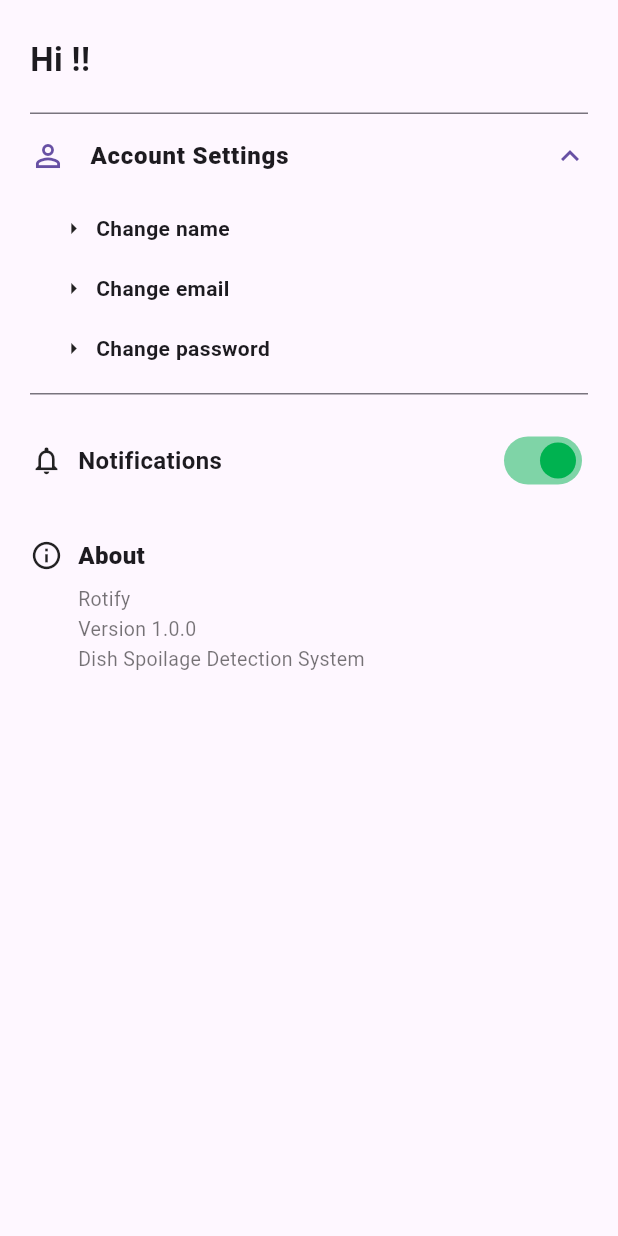
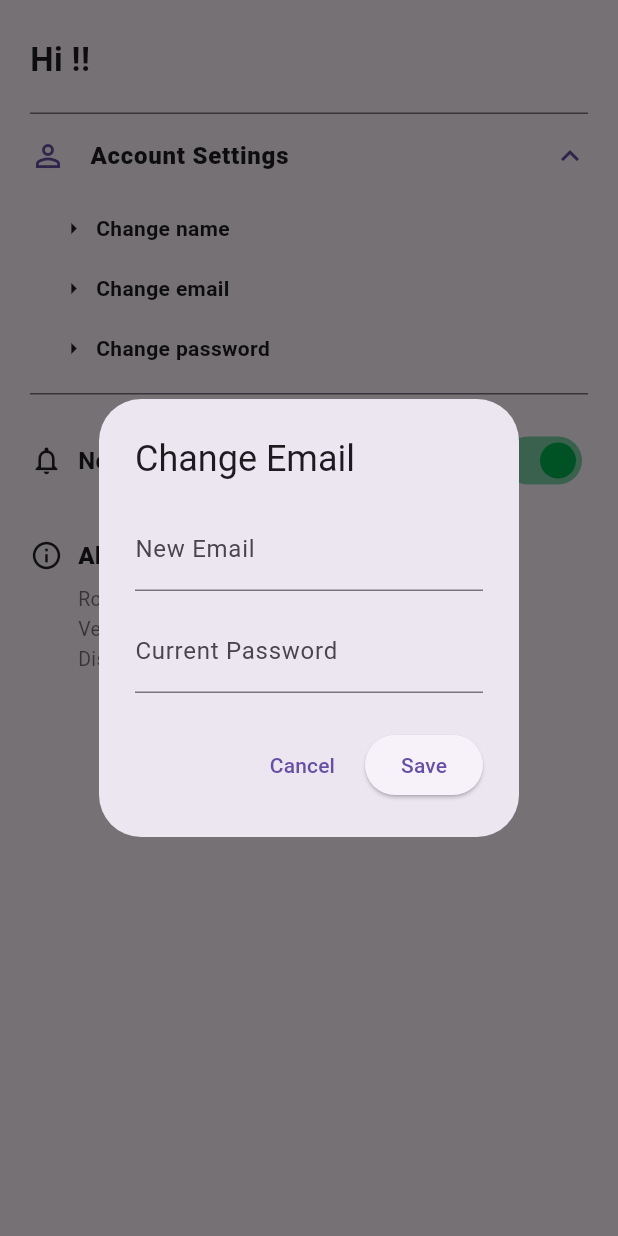
Before and after one commit to totaaa654/thesisRotify, a Flutter app: the SettingsPage widget shown alone on an empty page, opened directly, after a tap on "Account Settings", after a tap on "Change email", on a phone screen of 412 x 824 dp. Run offline on Flutter 3.47's test engine with Material 3 defaults, Android fonts, the phone set to English and light mode, and no system bars; our stand-ins replace cloud_firestore, firebase_auth, firebase_core; accounts and stored records are empty; network calls fail.

Commit message:
Added change email and fixed the firebase database for signup

```diff
--- a/lib/services/database_service.dart
+++ b/lib/services/database_service.dart
@@ -4,7 +4,7 @@ import 'package:cloud_firestore/cloud_firestore.dart';
 class DatabaseService {
   final FirebaseFirestore _db = FirebaseFirestore.instance;
 
-  /// ================= CREATE USER =================
+  // ================= CREATE USER =================
   /// Save user info after signup
   Future<void> createUser({
     required String firstName,
@@ -14,7 +14,6 @@ class DatabaseService {
   }) async {
     try {
       final uid = FirebaseAuth.instance.currentUser!.uid;
-
       await _db.collection('users').doc(uid).set({
         'firstName': firstName,
         'middleName': middleName ?? '',
@@ -23,21 +22,18 @@ class DatabaseService {
         'createdAt': FieldValue.serverTimestamp(),
       });
     } catch (e) {
-      // Throw the error so the signup handler can catch it
       throw 'Failed to create user: $e';
     }
   }
 
-  /// ================= GET FIRST NAME =================
+  // ================= GET FIRST NAME =================
   /// Fetch first name for greeting
   Future<String> getFirstName() async {
     final uid = FirebaseAuth.instance.currentUser?.uid;
     if (uid == null) return 'User';
-
     try {
       final doc = await _db.collection('users').doc(uid).get();
       if (!doc.exists) return 'User';
-
       final data = doc.data()!;
       return data['firstName'] ?? 'User';
     } catch (e) {
@@ -45,12 +41,13 @@ class DatabaseService {
     }
   }
 
-  /// ================= UPDATE USER =================
-  /// Update first name, middle name, or last name later
+  // ================= UPDATE USER =================
+  /// Update first name, middle name, last name, or email
   Future<void> updateUser({
     String? firstName,
     String? middleName,
     String? lastName,
+    String? email, // <-- added email
   }) async {
     final uid = FirebaseAuth.instance.currentUser!.uid;
     final Map<String, dynamic> updateData = {};
@@ -58,6 +55,7 @@ class DatabaseService {
     if (firstName != null) updateData['firstName'] = firstName;
     if (middleName != null) updateData['middleName'] = middleName;
     if (lastName != null) updateData['lastName'] = lastName;
+    if (email != null) updateData['email'] = email; // <-- update email
 
     if (updateData.isNotEmpty) {
       try {
--- a/lib/settings.dart
+++ b/lib/settings.dart
@@ -1,5 +1,6 @@
 import 'package:flutter/material.dart';
 import '../services/auth_service.dart';
+import '../services/database_service.dart';
 
 class SettingsPage extends StatefulWidget {
   const SettingsPage({super.key});
@@ -18,11 +19,9 @@ String get userName {
     return user.displayName ?? "User";
   }
 
-
   // ================= CHANGE NAME DIALOG =================
   void _showChangeNameDialog() {
     final TextEditingController nameController = TextEditingController();
-
     showDialog(
       context: context,
       builder: (context) => AlertDialog(
@@ -42,13 +41,11 @@ showDialog(
             onPressed: () async {
               if (nameController.text.trim().isEmpty) return;
 
-          final result = await _authService
-              .updateName(nameController.text.trim());
+              final result =
+                  await _authService.updateDisplayName(nameController.text.trim());
 
               Navigator.pop(context);
-
               setState(() {}); // refresh greeting
-
               ScaffoldMessenger.of(context).showSnackBar(
                 SnackBar(
                   content: Text(result ?? "Name updated successfully"),
@@ -60,10 +57,94 @@ showDialog(
         ],
       ),
     );
-
-
   }
 
+  // ================= CHANGE EMAIL DIALOG (FIXED) =================
+  void _showChangeEmailDialog() {
+    final TextEditingController emailController = TextEditingController(
+      text: _authService.currentUser?.email ?? '',
+    );
+    final TextEditingController passwordController = TextEditingController();
+
+    showDialog(
+      context: context,
+      builder: (context) => AlertDialog(
+        title: const Text("Change Email"),
+        content: Column(
+          mainAxisSize: MainAxisSize.min,
+          children: [
+            TextField(
+              controller: emailController,
+              keyboardType: TextInputType.emailAddress,
+              decoration: const InputDecoration(labelText: "New Email"),
+            ),
+            const SizedBox(height: 12),
+            TextField(
+              controller: passwordController,
+              obscureText: true,
+              decoration: const InputDecoration(labelText: "Current Password"),
+            ),
+          ],
+        ),
+        actions: [
+          TextButton(
+            onPressed: () => Navigator.pop(context),
+            child: const Text("Cancel"),
+          ),
+          ElevatedButton(
+  onPressed: () async {
+    final newEmail = emailController.text.trim();
+    final currentPassword = passwordController.text.trim();
+
+    if (newEmail.isEmpty || currentPassword.isEmpty) return;
+
+    // 1. Try to update Auth
+    final authResult = await _authService.updateEmail(newEmail, currentPassword);
+
+    if (mounted) {
+      // 2. CHECK: If the result is a success OR the "already changed" message
+      bool isSuccess = authResult != null && authResult.contains('Success');
+      bool isMismatchError = authResult != null && authResult.contains('already changed');
+
+      if (isSuccess || isMismatchError) {
+
+        // Only try to update Firestore if it was a real success
+        if (isSuccess) {
+          try {
+            await DatabaseService().updateUser(email: newEmail);
+          } catch (e) {
+            print("Firestore sync failed: $e");
+          }
+        }
+
+        // 3. CLOSE THE BOX for both success and the mismatch error
+        Navigator.pop(context);
+        setState(() {});
+
+        ScaffoldMessenger.of(context).showSnackBar(
+          SnackBar(content: Text(authResult!)),
+        );
+
+        // Optional: If it was the mismatch error, you might want to force sign out
+        if (isMismatchError) {
+          await _authService.signOut();
+          // Navigator.pushReplacement to your Login Page here if desired
+        }
+
+      } else {
+        // 4. FAILURE: Generic error (like actually wrong password)
+        ScaffoldMessenger.of(context).showSnackBar(
+          SnackBar(content: Text(authResult ?? "Incorrect password")),
+        );
+      }
+    }
+  },
+  child: const Text("Save"),
+),
+        ],
+      ),
+    );
+  }
   @override
   Widget build(BuildContext context) {
     return ListView(
@@ -77,7 +158,6 @@ fontSize: 22,
             fontWeight: FontWeight.bold,
           ),
         ),
-
         const SizedBox(height: 20),
 
         // ================= ACCOUNT SETTINGS =================
@@ -91,11 +171,10 @@ fontWeight: FontWeight.bold,
           childrenPadding: const EdgeInsets.only(left: 20, bottom: 10),
           children: [
             _ArrowItem(text: 'Change name', onTap: _showChangeNameDialog),
-        _ArrowItem(text: 'Change email', onTap: () {}),
+            _ArrowItem(text: 'Change email', onTap: _showChangeEmailDialog),
             _ArrowItem(text: 'Change password', onTap: () {}),
           ],
         ),
-
         const SizedBox(height: 20),
 
         // ================= NOTIFICATIONS =================
@@ -121,7 +200,6 @@ fontWeight: FontWeight.bold,
             ),
           ],
         ),
-
         const SizedBox(height: 28),
 
         // ================= ABOUT =================
@@ -144,7 +222,6 @@ fontWeight: FontWeight.bold,
         ),
       ],
     );
-
   }
 }
 
```
Also changed, not shown: lib/services/auth_service.dart (+85 -40 lines), lib/signup.dart (+39 -41 lines). Lines whose indentation alone changed are shown as unchanged.
